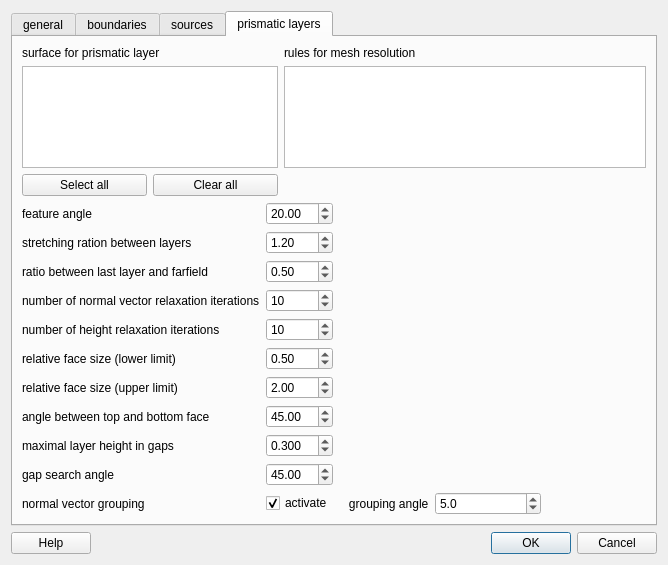
Above: src/libengrid/guicreatesurfacemesh.ui from enGits/engrid before the change. Below: the same form after it.
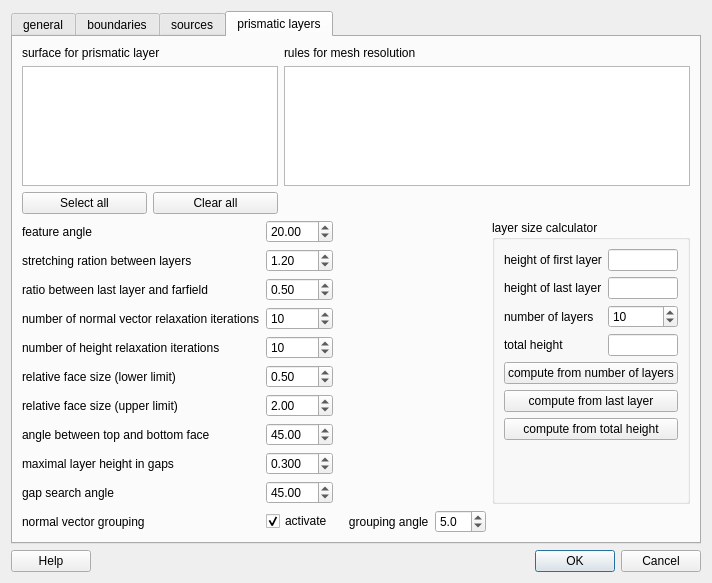
That is the form after the change. The open tabs and pages were chosen to show the change. Icons and pictures are not drawn.

Commit message: added calculator to estimate layer spacing and total size

```diff
--- a/src/libengrid/guicreatesurfacemesh.ui
+++ b/src/libengrid/guicreatesurfacemesh.ui
@@ -6,8 +6,8 @@
    <rect>
     <x>0</x>
     <y>0</y>
-    <width>668</width>
-    <height>565</height>
+    <width>673</width>
+    <height>583</height>
    </rect>
   </property>
   <property name="windowTitle">
@@ -395,56 +395,47 @@
        </item>
        <item>
         <layout class="QGridLayout" name="gridLayout_5">
-         <item row="8" column="0">
-          <widget class="QLabel" name="label_18">
+         <item row="4" column="0">
+          <widget class="QLabel" name="label_14">
            <property name="text">
-            <string>angle between top and bottom face</string>
+            <string>number of height relaxation iterations</string>
            </property>
           </widget>
          </item>
-         <item row="5" column="1">
-          <widget class="QSpinBox" name="m_SpinBoxHeightRelaxationIterations">
+         <item row="6" column="1">
+          <widget class="QDoubleSpinBox" name="m_DoubleSpinBoxBoundaryLayerUpperFaceLimit">
            <property name="maximum">
-            <number>1000</number>
-           </property>
-           <property name="value">
-            <number>10</number>
-           </property>
-          </widget>
-         </item>
-         <item row="1" column="1">
-          <widget class="QDoubleSpinBox" name="m_DoubleSpinBoxBoundaryLayerStretchingRatio">
-           <property name="minimum">
-            <double>1.000000000000000</double>
-           </property>
-           <property name="maximum">
-            <double>10.000000000000000</double>
+            <double>100.000000000000000</double>
            </property>
            <property name="singleStep">
             <double>0.050000000000000</double>
            </property>
            <property name="value">
-            <double>1.200000000000000</double>
+            <double>2.000000000000000</double>
            </property>
           </widget>
          </item>
-         <item row="9" column="1">
-          <widget class="QDoubleSpinBox" name="m_DoubleSpinBoxBoundaryLayerGapHeight">
-           <property name="decimals">
-            <number>3</number>
+         <item row="10" column="4">
+          <spacer name="horizontalSpacer_5">
+           <property name="orientation">
+            <enum>Qt::Horizontal</enum>
            </property>
-           <property name="maximum">
-            <double>1.000000000000000</double>
+           <property name="sizeHint" stdset="0">
+            <size>
+             <width>40</width>
+             <height>20</height>
+            </size>
            </property>
-           <property name="singleStep">
-            <double>0.025000000000000</double>
+          </spacer>
+         </item>
+         <item row="2" column="0">
+          <widget class="QLabel" name="label_15">
+           <property name="text">
+            <string>ratio between last layer and farfield</string>
            </property>
-           <property name="value">
-            <double>0.300000000000000</double>
-           </property>
           </widget>
          </item>
-         <item row="11" column="1">
+         <item row="10" column="1">
           <widget class="QCheckBox" name="m_CheckBoxBoundaryLayerNormalVectorGrouping">
            <property name="text">
             <string>activate</string>
@@ -454,109 +445,107 @@
            </property>
           </widget>
          </item>
-         <item row="0" column="3">
-          <spacer name="horizontalSpacer_4">
-           <property name="orientation">
-            <enum>Qt::Horizontal</enum>
-           </property>
-           <property name="sizeHint" stdset="0">
-            <size>
-             <width>40</width>
-             <height>20</height>
-            </size>
-           </property>
-          </spacer>
-         </item>
-         <item row="10" column="1">
-          <widget class="QDoubleSpinBox" name="m_DoubleSpinBoxBoundaryLayerRadarAngle">
-           <property name="maximum">
-            <double>90.000000000000000</double>
-           </property>
-           <property name="singleStep">
-            <double>2.500000000000000</double>
-           </property>
-           <property name="value">
-            <double>45.000000000000000</double>
-           </property>
-          </widget>
-         </item>
-         <item row="7" column="0">
+         <item row="6" column="0">
           <widget class="QLabel" name="label_17">
            <property name="text">
             <string>relative face size (upper limit)</string>
            </property>
           </widget>
          </item>
-         <item row="6" column="1">
-          <widget class="QDoubleSpinBox" name="m_DoubleSpinBoxBoundaryLayerLowerFaceLimit">
+         <item row="1" column="1">
+          <widget class="QDoubleSpinBox" name="m_DoubleSpinBoxBoundaryLayerStretchingRatio">
+           <property name="minimum">
+            <double>1.000000000000000</double>
+           </property>
            <property name="maximum">
-            <double>100.000000000000000</double>
+            <double>10.000000000000000</double>
            </property>
            <property name="singleStep">
             <double>0.050000000000000</double>
            </property>
            <property name="value">
-            <double>0.500000000000000</double>
+            <double>1.200000000000000</double>
            </property>
           </widget>
          </item>
-         <item row="6" column="0">
+         <item row="1" column="0">
+          <widget class="QLabel" name="label_13">
+           <property name="text">
+            <string>stretching ration between layers</string>
+           </property>
+          </widget>
+         </item>
+         <item row="5" column="0">
           <widget class="QLabel" name="label_16">
            <property name="text">
             <string>relative face size (lower limit)</string>
            </property>
           </widget>
          </item>
-         <item row="11" column="3">
-          <widget class="QDoubleSpinBox" name="m_DoubleSpinBoxBoundaryLayerGroupingAngle">
-           <property name="decimals">
-            <number>1</number>
+         <item row="5" column="1">
+          <widget class="QDoubleSpinBox" name="m_DoubleSpinBoxBoundaryLayerLowerFaceLimit">
+           <property name="maximum">
+            <double>100.000000000000000</double>
            </property>
-           <property name="minimum">
-            <double>0.100000000000000</double>
+           <property name="singleStep">
+            <double>0.050000000000000</double>
            </property>
+           <property name="value">
+            <double>0.500000000000000</double>
+           </property>
+          </widget>
+         </item>
+         <item row="9" column="0">
+          <widget class="QLabel" name="label_20">
+           <property name="text">
+            <string>gap search angle</string>
+           </property>
+          </widget>
+         </item>
+         <item row="0" column="1">
+          <widget class="QDoubleSpinBox" name="m_DoubleSpinBoxBoundaryLayerFeatureAngle">
            <property name="maximum">
-            <double>10.000000000000000</double>
+            <double>180.000000000000000</double>
            </property>
            <property name="singleStep">
             <double>0.100000000000000</double>
            </property>
            <property name="value">
-            <double>5.000000000000000</double>
+            <double>20.000000000000000</double>
            </property>
           </widget>
          </item>
-         <item row="11" column="0">
+         <item row="4" column="1">
+          <widget class="QSpinBox" name="m_SpinBoxHeightRelaxationIterations">
+           <property name="maximum">
+            <number>1000</number>
+           </property>
+           <property name="value">
+            <number>10</number>
+           </property>
+          </widget>
+         </item>
+         <item row="7" column="0">
+          <widget class="QLabel" name="label_18">
+           <property name="text">
+            <string>angle between top and bottom face</string>
+           </property>
+          </widget>
+         </item>
+         <item row="10" column="0">
           <widget class="QLabel" name="label_21">
            <property name="text">
             <string>normal vector grouping</string>
            </property>
           </widget>
          </item>
-         <item row="8" column="1">
-          <widget class="QDoubleSpinBox" name="m_DoubleSpinBoxBoundaryLayerFaceAngle">
+         <item row="3" column="1">
+          <widget class="QSpinBox" name="m_SpinBoxNormalRelaxationIterations">
            <property name="maximum">
-            <double>180.000000000000000</double>
-           </property>
-           <property name="singleStep">
-            <double>2.500000000000000</double>
+            <number>1000</number>
            </property>
            <property name="value">
-            <double>45.000000000000000</double>
-           </property>
-          </widget>
-         </item>
-         <item row="1" column="0">
-          <widget class="QLabel" name="label_13">
-           <property name="text">
-            <string>stretching ration between layers</string>
-           </property>
-          </widget>
-         </item>
-         <item row="5" column="0">
-          <widget class="QLabel" name="label_14">
-           <property name="text">
-            <string>number of height relaxation iterations</string>
+            <number>10</number>
            </property>
           </widget>
          </item>
@@ -567,105 +556,196 @@
            </property>
           </widget>
          </item>
-         <item row="3" column="1">
-          <widget class="QSpinBox" name="m_SpinBoxNormalRelaxationIterations">
-           <property name="maximum">
-            <number>1000</number>
-           </property>
-           <property name="value">
-            <number>10</number>
-           </property>
-          </widget>
-         </item>
-         <item row="0" column="0">
-          <widget class="QLabel" name="label_11">
-           <property name="text">
-            <string>feature angle</string>
-           </property>
-          </widget>
-         </item>
-         <item row="2" column="1">
-          <widget class="QDoubleSpinBox" name="m_DoubleSpinBoxBoundaryLayerFarfieldRatio">
-           <property name="minimum">
-            <double>0.050000000000000</double>
-           </property>
-           <property name="maximum">
-            <double>1.000000000000000</double>
-           </property>
-           <property name="singleStep">
-            <double>0.050000000000000</double>
-           </property>
-           <property name="value">
-            <double>0.500000000000000</double>
-           </property>
-          </widget>
-         </item>
-         <item row="2" column="0">
-          <widget class="QLabel" name="label_15">
-           <property name="text">
-            <string>ratio between last layer and farfield</string>
-           </property>
-          </widget>
-         </item>
-         <item row="0" column="1">
-          <widget class="QDoubleSpinBox" name="m_DoubleSpinBoxBoundaryLayerFeatureAngle">
-           <property name="maximum">
-            <double>180.000000000000000</double>
-           </property>
-           <property name="singleStep">
-            <double>2.500000000000000</double>
-           </property>
-           <property name="value">
-            <double>20.000000000000000</double>
-           </property>
-          </widget>
-         </item>
-         <item row="7" column="1">
-          <widget class="QDoubleSpinBox" name="m_DoubleSpinBoxBoundaryLayerUpperFaceLimit">
-           <property name="maximum">
-            <double>100.000000000000000</double>
-           </property>
-           <property name="singleStep">
-            <double>0.050000000000000</double>
-           </property>
-           <property name="value">
-            <double>2.000000000000000</double>
-           </property>
-          </widget>
-         </item>
-         <item row="11" column="2">
+         <item row="10" column="2">
           <widget class="QLabel" name="label_22">
            <property name="text">
             <string>   grouping angle</string>
            </property>
           </widget>
          </item>
-         <item row="10" column="0">
-          <widget class="QLabel" name="label_20">
-           <property name="text">
-            <string>gap search angle</string>
+         <item row="10" column="3">
+          <widget class="QDoubleSpinBox" name="m_DoubleSpinBoxBoundaryLayerGroupingAngle">
+           <property name="decimals">
+            <number>1</number>
+           </property>
+           <property name="minimum">
+            <double>0.100000000000000</double>
+           </property>
+           <property name="maximum">
+            <double>10.000000000000000</double>
+           </property>
+           <property name="singleStep">
+            <double>0.100000000000000</double>
+           </property>
+           <property name="value">
+            <double>5.000000000000000</double>
            </property>
           </widget>
          </item>
-         <item row="9" column="0">
+         <item row="8" column="0">
           <widget class="QLabel" name="label_19">
            <property name="text">
             <string>maximal layer height in gaps</string>
            </property>
           </widget>
          </item>
-         <item row="11" column="4">
-          <spacer name="horizontalSpacer_5">
-           <property name="orientation">
-            <enum>Qt::Horizontal</enum>
+         <item row="0" column="0">
+          <widget class="QLabel" name="label_11">
+           <property name="text">
+            <string>feature angle</string>
            </property>
-           <property name="sizeHint" stdset="0">
-            <size>
-             <width>40</width>
-             <height>20</height>
-            </size>
+          </widget>
+         </item>
+         <item row="9" column="1">
+          <widget class="QDoubleSpinBox" name="m_DoubleSpinBoxBoundaryLayerRadarAngle">
+           <property name="maximum">
+            <double>90.000000000000000</double>
            </property>
-          </spacer>
+           <property name="singleStep">
+            <double>2.500000000000000</double>
+           </property>
+           <property name="value">
+            <double>45.000000000000000</double>
+           </property>
+          </widget>
+         </item>
+         <item row="7" column="1">
+          <widget class="QDoubleSpinBox" name="m_DoubleSpinBoxBoundaryLayerFaceAngle">
+           <property name="maximum">
+            <double>180.000000000000000</double>
+           </property>
+           <property name="singleStep">
+            <double>2.500000000000000</double>
+           </property>
+           <property name="value">
+            <double>45.000000000000000</double>
+           </property>
+          </widget>
+         </item>
+         <item row="8" column="1">
+          <widget class="QDoubleSpinBox" name="m_DoubleSpinBoxBoundaryLayerGapHeight">
+           <property name="decimals">
+            <number>3</number>
+           </property>
+           <property name="maximum">
+            <double>1.000000000000000</double>
+           </property>
+           <property name="singleStep">
+            <double>0.025000000000000</double>
+           </property>
+           <property name="value">
+            <double>0.300000000000000</double>
+           </property>
+          </widget>
+         </item>
+         <item row="2" column="1">
+          <widget class="QDoubleSpinBox" name="m_DoubleSpinBoxBoundaryLayerFarfieldRatio">
+           <property name="minimum">
+            <double>0.050000000000000</double>
+           </property>
+           <property name="maximum">
+            <double>1.000000000000000</double>
+           </property>
+           <property name="singleStep">
+            <double>0.050000000000000</double>
+           </property>
+           <property name="value">
+            <double>0.500000000000000</double>
+           </property>
+          </widget>
+         </item>
+         <item row="0" column="4" rowspan="10">
+          <widget class="QGroupBox" name="groupBox">
+           <property name="title">
+            <string>layer size calculator</string>
+           </property>
+           <layout class="QGridLayout" name="gridLayout_7">
+            <item row="1" column="1">
+             <widget class="QLineEdit" name="m_LineEditCalcH1"/>
+            </item>
+            <item row="1" column="0">
+             <widget class="QLabel" name="label_24">
+              <property name="text">
+               <string>height of last layer</string>
+              </property>
+             </widget>
+            </item>
+            <item row="2" column="0">
+             <widget class="QLabel" name="label_25">
+              <property name="text">
+               <string>number of layers</string>
+              </property>
+             </widget>
+            </item>
+            <item row="3" column="0">
+             <widget class="QLabel" name="label_26">
+              <property name="text">
+               <string>total height</string>
+              </property>
+             </widget>
+            </item>
+            <item row="3" column="1">
+             <widget class="QLineEdit" name="m_LineEditCalcTotalH"/>
+            </item>
+            <item row="0" column="1">
+             <widget class="QLineEdit" name="m_LineEditCalcH0"/>
+            </item>
+            <item row="2" column="1">
+             <widget class="QSpinBox" name="m_SpinBoxCalcNumLayers">
+              <property name="minimum">
+               <number>2</number>
+              </property>
+              <property name="maximum">
+               <number>100</number>
+              </property>
+              <property name="value">
+               <number>10</number>
+              </property>
+             </widget>
+            </item>
+            <item row="4" column="0" colspan="2">
+             <widget class="QPushButton" name="m_PushButtonCalc1">
+              <property name="text">
+               <string>compute from number of layers</string>
+              </property>
+             </widget>
+            </item>
+            <item row="0" column="0">
+             <widget class="QLabel" name="label_23">
+              <property name="text">
+               <string>height of first layer</string>
+              </property>
+             </widget>
+            </item>
+            <item row="7" column="1">
+             <spacer name="verticalSpacer_3">
+              <property name="orientation">
+               <enum>Qt::Vertical</enum>
+              </property>
+              <property name="sizeHint" stdset="0">
+               <size>
+                <width>20</width>
+                <height>40</height>
+               </size>
+              </property>
+             </spacer>
+            </item>
+            <item row="5" column="0" colspan="2">
+             <widget class="QPushButton" name="m_PushButtonCalc2">
+              <property name="text">
+               <string>compute from last layer</string>
+              </property>
+             </widget>
+            </item>
+            <item row="6" column="0" colspan="2">
+             <widget class="QPushButton" name="m_PushButtonCalc3">
+              <property name="text">
+               <string>compute from total height</string>
+              </property>
+             </widget>
+            </item>
+           </layout>
+          </widget>
          </item>
         </layout>
        </item>
```
Left out of the diff: 29 changed lines with no effect on the pictures. The commit also changes 2 other files.
